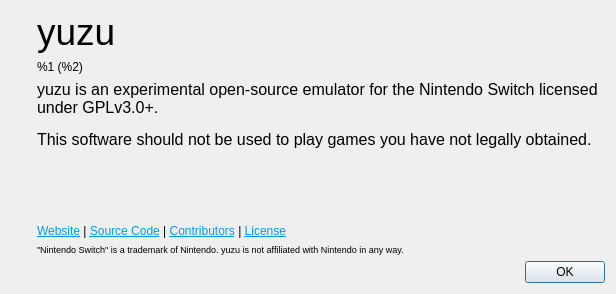
Qt form src/citron/aboutdialog.ui (pflyly/citron-mirror) before a commit.
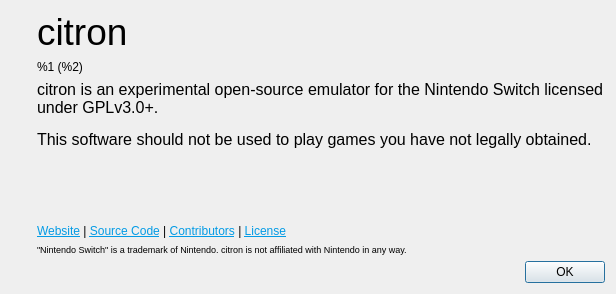
The same form after that commit. Icons and pictures are not drawn.

Commit message:
chore: update project references and add Citron copyright
- Replaced all references to the old project name with Citron.
- Added Citron copyright information alongside existing notices in all files.

```diff
--- a/src/citron/aboutdialog.ui
+++ b/src/citron/aboutdialog.ui
@@ -69,7 +69,7 @@
           </sizepolicy>
          </property>
          <property name="text">
-          <string>&lt;html&gt;&lt;head/&gt;&lt;body&gt;&lt;p&gt;&lt;span style=&quot; font-size:28pt;&quot;&gt;yuzu&lt;/span&gt;&lt;/p&gt;&lt;/body&gt;&lt;/html&gt;</string>
+          <string>&lt;html&gt;&lt;head/&gt;&lt;body&gt;&lt;p&gt;&lt;span style=&quot; font-size:28pt;&quot;&gt;citron&lt;/span&gt;&lt;/p&gt;&lt;/body&gt;&lt;/html&gt;</string>
          </property>
         </widget>
        </item>
@@ -99,7 +99,7 @@
 &lt;html&gt;&lt;head&gt;&lt;meta name=&quot;qrichtext&quot; content=&quot;1&quot; /&gt;&lt;style type=&quot;text/css&quot;&gt;
 p, li { white-space: pre-wrap; }
 &lt;/style&gt;&lt;/head&gt;&lt;body style=&quot; font-family:'Ubuntu'; font-size:11pt; font-weight:400; font-style:normal;&quot;&gt;
-&lt;p style=&quot; margin-top:0px; margin-bottom:0px; margin-left:0px; margin-right:0px; -qt-block-indent:0; text-indent:0px;&quot;&gt;&lt;span style=&quot; font-family:'MS Shell Dlg 2'; font-size:12pt;&quot;&gt;yuzu is an experimental open-source emulator for the Nintendo Switch licensed under GPLv3.0+.&lt;/span&gt;&lt;/p&gt;
+&lt;p style=&quot; margin-top:0px; margin-bottom:0px; margin-left:0px; margin-right:0px; -qt-block-indent:0; text-indent:0px;&quot;&gt;&lt;span style=&quot; font-family:'MS Shell Dlg 2'; font-size:12pt;&quot;&gt;citron is an experimental open-source emulator for the Nintendo Switch licensed under GPLv3.0+.&lt;/span&gt;&lt;/p&gt;
 &lt;p style=&quot;-qt-paragraph-type:empty; margin-top:0px; margin-bottom:0px; margin-left:0px; margin-right:0px; -qt-block-indent:0; text-indent:0px; font-family:'MS Shell Dlg 2'; font-size:8pt;&quot;&gt;&lt;br /&gt;&lt;/p&gt;
 &lt;p style=&quot; margin-top:0px; margin-bottom:0px; margin-left:0px; margin-right:0px; -qt-block-indent:0; text-indent:0px;&quot;&gt;&lt;span style=&quot; font-family:'MS Shell Dlg 2'; font-size:12pt;&quot;&gt;This software should not be used to play games you have not legally obtained.&lt;/span&gt;&lt;/p&gt;&lt;/body&gt;&lt;/html&gt;</string>
          </property>
@@ -143,7 +143,7 @@
           </sizepolicy>
          </property>
          <property name="text">
-          <string>&lt;html&gt;&lt;head/&gt;&lt;body&gt;&lt;p&gt;&lt;span style=&quot; font-size:7pt;&quot;&gt;&amp;quot;Nintendo Switch&amp;quot; is a trademark of Nintendo. yuzu is not affiliated with Nintendo in any way.&lt;/span&gt;&lt;/p&gt;&lt;/body&gt;&lt;/html&gt;</string>
+          <string>&lt;html&gt;&lt;head/&gt;&lt;body&gt;&lt;p&gt;&lt;span style=&quot; font-size:7pt;&quot;&gt;&amp;quot;Nintendo Switch&amp;quot; is a trademark of Nintendo. citron is not affiliated with Nintendo in any way.&lt;/span&gt;&lt;/p&gt;&lt;/body&gt;&lt;/html&gt;</string>
          </property>
         </widget>
        </item>
```
Left out of the diff: 8 changed lines with no effect on the pictures. The commit also changes 2801 other files.
